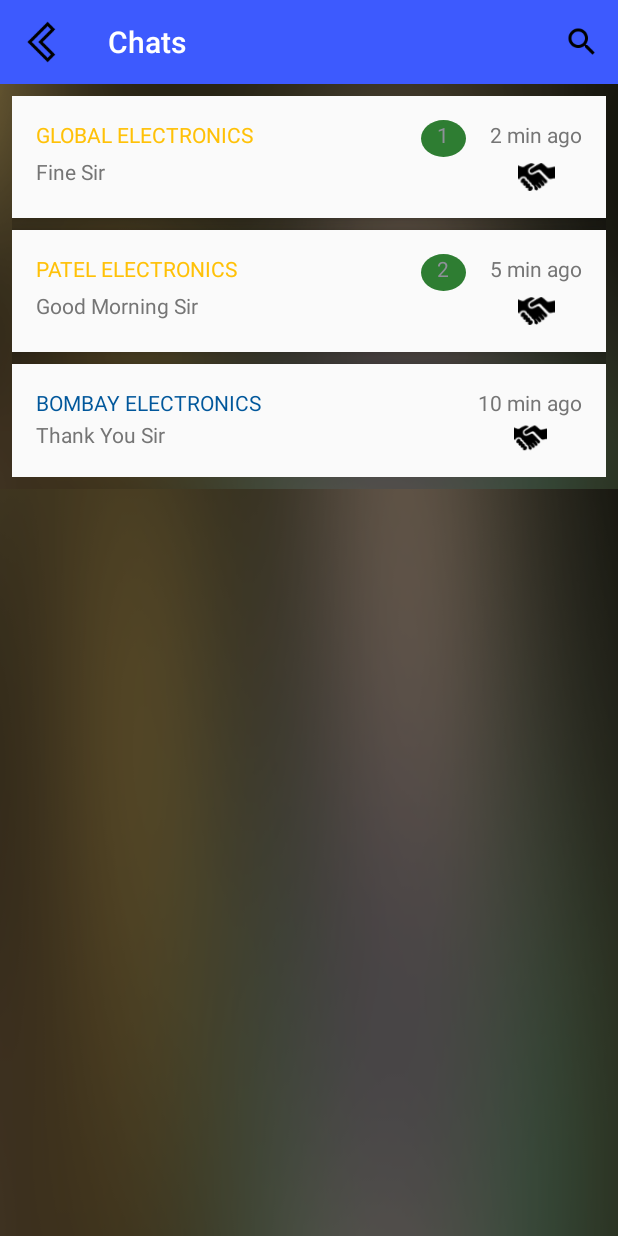
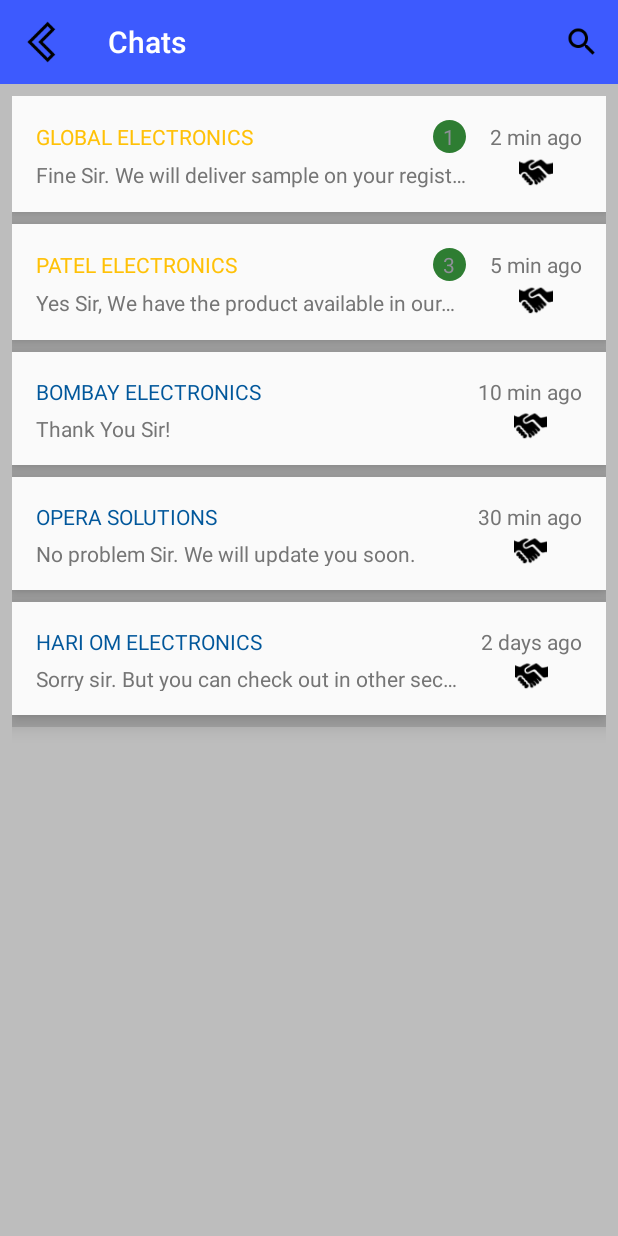
Before and after one commit to KARTHEEKCIC/Android, an Android app: the ChatActivity screen opened directly, with no data from a screen before it, on a phone screen of 412 x 824 dp. Run offline under Robolectric (Android 15) with nearby library versions, the phone set to English and light mode, and no system bars.

Commit message:
Verbose Tech - changed the background color and improved the UI

```diff
--- a/QuickDeal/app/src/main/java/com/example/kartheek/quickdeal/ChatActivity.java
+++ b/QuickDeal/app/src/main/java/com/example/kartheek/quickdeal/ChatActivity.java
@@ -41,10 +41,7 @@ public class ChatActivity extends AppCompatActivity {
         }
 
         //data set for the adapter
-        ls = new ArrayList<ChatItem>();
-        ls.add(new ChatItem("GLOBAL ELECTRONICS",1,"Fine Sir","2 min ago",false));
-        ls.add(new ChatItem("PATEL ELECTRONICS",2,"Good Morning Sir","5 min ago",false));
-        ls.add(new ChatItem("BOMBAY ELECTRONICS",0,"Thank You Sir","10 min ago",false));
+        ls = createChatListItems();
 
         //checking for deals and updating the data set
         checkDeals(sharedPreferences);
@@ -80,4 +77,24 @@ public class ChatActivity extends AppCompatActivity {
         }
         return true;
     }
+
+    public List<ChatItem> createChatListItems() {
+        List<ChatItem> list = new ArrayList<ChatItem>();
+
+        // titles of the chat list
+        String [] chatTitle = getApplicationContext().getResources().getStringArray(R.array.chat_list_title);
+        // number of unread messages of the chats
+        int [] chatUnreadMessages = getApplicationContext().getResources().getIntArray(R.array.chat_list_unread_messages);
+        // body of the chats
+        String [] chatBody = getApplicationContext().getResources().getStringArray(R.array.chat_list_body);
+        // time when the last message came
+        String [] chatTime = getApplicationContext().getResources().getStringArray(R.array.chat_list_time);
+
+        // loop to add the objects of ChatItem which contains the data of each chat to the list
+        for(int i=0 ; i<chatBody.length ; i++) {
+            Log.e("ChatActivity",chatUnreadMessages[i] + "");
+            list.add(new ChatItem(chatTitle[i],chatUnreadMessages[i],chatBody[i],chatTime[i],false));
+        }
+        return list;
+    }
 }
--- a/QuickDeal/app/src/main/res/drawable/grid_view_border.xml
+++ b/QuickDeal/app/src/main/res/drawable/grid_view_border.xml
@@ -5,8 +5,5 @@
         android:radius="25dp"
         />
     <solid android:color="#FAFAFA" />
-    <!--<stroke-->
-        <!--android:width="2dp"-->
-        <!--android:color="#fd0261" ></stroke>-->
 
 </shape>
--- a/QuickDeal/app/src/main/res/drawable/unread_chats_circle.xml
+++ b/QuickDeal/app/src/main/res/drawable/unread_chats_circle.xml
@@ -4,7 +4,6 @@
     android:shape="oval">
     <solid android:color="@color/unreadChatCircle" />
     <size
-        android:width="30dp"
-        android:height="30dp" />
-    <corners android:radius="16dp" />
+        android:width="22dp"
+        android:height="22dp" />
 </shape>
--- a/QuickDeal/app/src/main/res/layout/activity_chat.xml
+++ b/QuickDeal/app/src/main/res/layout/activity_chat.xml
@@ -8,14 +8,14 @@
     android:layout_height="match_parent"
     android:orientation="vertical"
     tools:context=".QuickDealActivity"
-    android:background="@drawable/ic_background" >
+    android:background="#BDBDBD" >
 
     <include layout="@layout/menu_bar"
             android:id="@+id/toolbar"/>
     <ListView
         android:layout_width="match_parent"
-        android:layout_height="wrap_content"
-        android:background="@drawable/ic_background"
+        android:layout_height="match_parent"
+        android:background="#BDBDBD"
         android:id="@+id/chat_list"
         android:padding="8dp"
         android:dividerHeight="8dp"
--- a/QuickDeal/app/src/main/res/layout/activity_electronic.xml
+++ b/QuickDeal/app/src/main/res/layout/activity_electronic.xml
@@ -8,14 +8,14 @@
     android:layout_height="match_parent"
     android:orientation="vertical"
     tools:context=".QuickDealActivity"
-    android:background="@drawable/ic_background" >
+    android:background="#BDBDBD" >
 
     <include layout="@layout/menu_bar"
         android:id="@+id/toolbar"/>
     <ListView
         android:layout_width="match_parent"
-        android:layout_height="wrap_content"
-        android:background="@drawable/ic_background"
+        android:layout_height="match_parent"
+        android:background="#BDBDBD"
         android:id="@+id/electronic_list"
         android:dividerHeight="8dp"
         android:padding="8dp"
--- a/QuickDeal/app/src/main/res/layout/activity_quick_deal.xml
+++ b/QuickDeal/app/src/main/res/layout/activity_quick_deal.xml
@@ -15,7 +15,7 @@
     android:layout_height="match_parent"
     android:orientation="vertical"
     tools:context=".QuickDealActivity"
-    android:background="@drawable/ic_background" >
+    android:background="#BDBDBD" >
 
     <include layout="@layout/menu_bar"
              android:id="@+id/toolbar" />
@@ -26,7 +26,9 @@
         android:layout_width="match_parent"
         android:layout_height="match_parent"
         android:columnWidth="150dp"
-        android:padding="16dp"
+        android:gravity="center"
+        android:padding="10dp"
+        android:minHeight="180dp"
         android:numColumns="auto_fit"
         android:verticalSpacing="10dp"
         android:horizontalSpacing="10dp"
--- a/QuickDeal/app/src/main/res/layout/activity_services.xml
+++ b/QuickDeal/app/src/main/res/layout/activity_services.xml
@@ -15,14 +15,14 @@
     android:layout_height="match_parent"
     android:orientation="vertical"
     tools:context=".QuickDealActivity"
-    android:background="@drawable/ic_background" >
+    android:background="#BDBDBD" >
 
     <include layout="@layout/menu_bar"
         android:id="@+id/toolbar"/>
     <ListView
         android:layout_width="match_parent"
-        android:layout_height="wrap_content"
-        android:background="@drawable/ic_background"
+        android:layout_height="match_parent"
+        android:background="#BDBDBD"
         android:id="@+id/service_list"
         android:padding="8dp"
         android:dividerHeight="8dp"
--- a/QuickDeal/app/src/main/res/layout/electronic_item.xml
+++ b/QuickDeal/app/src/main/res/layout/electronic_item.xml
@@ -7,12 +7,13 @@
     android:background="#FAFAFA"
     android:padding="8dp"
     android:layout_margin="8dp"
-    android:elevation="6dp">
+    android:elevation="10dp">
     <TextView
         android:layout_width="0dp"
         android:layout_height="match_parent"
         android:id="@+id/product"
         android:textSize="16sp"
+        android:textAllCaps="true"
         android:textColor="@color/readMessageTitleColor"
         android:layout_weight="1"
         android:padding="16dp"/>
--- a/QuickDeal/app/src/main/res/layout/grid_item.xml
+++ b/QuickDeal/app/src/main/res/layout/grid_item.xml
@@ -3,8 +3,9 @@
     xmlns:android="http://schemas.android.com/apk/res/android"
     android:orientation="vertical"
     android:layout_width="match_parent"
-    android:layout_height="match_parent"
+    android:layout_height="180dp"
     android:padding="16dp"
+    android:elevation="10dp"
     android:background="@drawable/grid_view_border">
     <ImageView
         android:layout_width="wrap_content"
@@ -15,7 +16,7 @@
         android:layout_width="match_parent"
         android:layout_height="wrap_content"
         android:gravity="center"
-        android:textSize="16sp"
+        android:textSize="12sp"
         android:textAllCaps="true"
         android:textColor="#FFC107"
         android:textStyle="bold"
--- a/QuickDeal/app/src/main/res/layout/services_item.xml
+++ b/QuickDeal/app/src/main/res/layout/services_item.xml
@@ -4,7 +4,7 @@
     android:layout_width="match_parent"
     android:layout_height="match_parent"
     android:padding="8dp"
-    android:elevation="6dp"
+    android:elevation="10dp"
     android:background="#FAFAFA">
     <LinearLayout
         android:layout_width="0dp"
@@ -15,6 +15,7 @@
         <TextView
             android:layout_width="match_parent"
             android:layout_height="0dp"
+            android:textAllCaps="true"
             android:layout_weight="1"
             android:textColor="@color/readMessageTitleColor"
             android:layout_margin="8dp"
--- a/QuickDeal/app/src/main/res/layout/single_chat.xml
+++ b/QuickDeal/app/src/main/res/layout/single_chat.xml
@@ -4,7 +4,7 @@
     android:layout_width="match_parent"
     android:padding="8dp"
     android:layout_height="match_parent"
-    android:elevation="6dp"
+    android:elevation="8dp"
     android:background="#FAFAFA">
     <LinearLayout
         android:layout_width="0dp"
@@ -15,6 +15,7 @@
         <LinearLayout
             android:layout_width="match_parent"
             android:layout_height="0dp"
+            android:gravity="center_vertical"
             android:orientation="horizontal"
             android:layout_weight="1">
             <TextView
@@ -22,11 +23,14 @@
                 android:layout_weight="1"
                 android:layout_height="match_parent"
                 android:id="@+id/title"
+                android:textAllCaps="true"
+                android:gravity="center_vertical"
                 android:textColor="@color/readMessageTitleColor" />
             <TextView
                 android:layout_width="wrap_content"
                 android:layout_height="wrap_content"
                 android:id="@+id/unread"
+                android:gravity="center"
                 android:background="@drawable/unread_chats_circle"
                 android:textAlignment="center" />
         </LinearLayout>
@@ -34,7 +38,10 @@
             android:layout_width="match_parent"
             android:layout_height="0dp"
             android:layout_weight="1"
+            android:gravity="center_vertical"
             android:textColor="@color/textMessage"
+            android:paddingTop="4dp"
+            android:singleLine="true"
             android:id="@+id/text"/>
     </LinearLayout>
     <LinearLayout
@@ -47,6 +54,7 @@
             android:layout_height="0dp"
             android:layout_weight="1"
             android:id="@+id/time"
+            android:gravity="center_vertical"
             android:textColor="@color/textMessage" />
         <ImageView
             android:layout_width="match_parent"
--- a/QuickDeal/app/src/main/res/values/strings.xml
+++ b/QuickDeal/app/src/main/res/values/strings.xml
@@ -35,4 +35,37 @@
         <item>1.2 km away</item>
         <item>1.8 km away</item>
     </string-array>
+
+    <string-array name="chat_list_title">
+        <item>GLOBAL ELECTRONICS</item>
+        <item>PATEL ELECTRONICS</item>
+        <item>BOMBAY ELECTRONICS</item>
+        <item>OPERA SOLUTIONS</item>
+        <item>HARI OM ELECTRONICS</item>
+    </string-array>
+
+    <string-array name="chat_list_body">
+        <item>Fine Sir. We will deliver sample on your registered address</item>
+        <item>Yes Sir, We have the product available in our stock sir and we will deliver it</item>
+        <item>Thank You Sir!</item>
+        <item>No problem Sir. We will update you soon.</item>
+        <item>Sorry sir. But you can check out in other sections</item>
+    </string-array>
+
+    <integer-array name="chat_list_unread_messages">
+        <item>1</item>
+        <item>3</item>
+        <item>0</item>
+        <item>0</item>
+        <item>0</item>
+    </integer-array>
+
+    <string-array name="chat_list_time">
+        <item>2 min ago</item>
+        <item>5 min ago</item>
+        <item>10 min ago</item>
+        <item>30 min ago</item>
+        <item>2 days ago</item>
+    </string-array>
+
 </resources>
```
